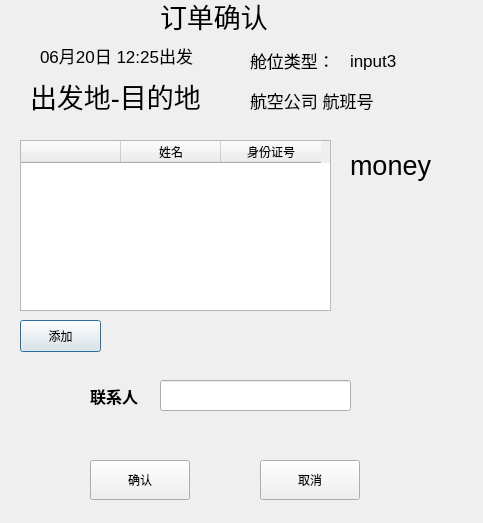
Qt form ui/booking_show.ui (BlueflameLi/Ticket_reservation_system) before a commit.
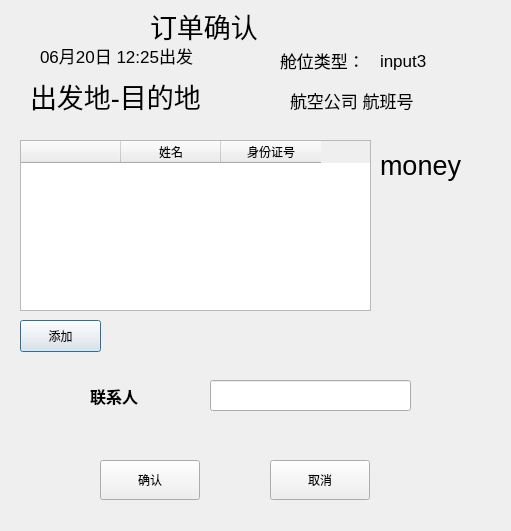
The same form after that commit. Icons and pictures are not drawn.

```diff
--- a/ui/booking_show.ui
+++ b/ui/booking_show.ui
@@ -6,8 +6,8 @@
    <rect>
     <x>0</x>
     <y>0</y>
-    <width>483</width>
-    <height>523</height>
+    <width>511</width>
+    <height>531</height>
    </rect>
   </property>
   <property name="windowTitle">
@@ -16,9 +16,9 @@
   <widget class="QLabel" name="flight_info_label">
    <property name="geometry">
     <rect>
-     <x>250</x>
+     <x>290</x>
      <y>90</y>
-     <width>151</width>
+     <width>171</width>
      <height>21</height>
     </rect>
    </property>
@@ -34,9 +34,9 @@
   <widget class="QLabel" name="label">
    <property name="geometry">
     <rect>
-     <x>160</x>
-     <y>0</y>
-     <width>111</width>
+     <x>150</x>
+     <y>10</y>
+     <width>131</width>
      <height>31</height>
     </rect>
    </property>
@@ -54,7 +54,7 @@
     <rect>
      <x>40</x>
      <y>40</y>
-     <width>181</width>
+     <width>201</width>
      <height>31</height>
     </rect>
    </property>
@@ -70,7 +70,7 @@
   <widget class="QLabel" name="cabin_label">
    <property name="geometry">
     <rect>
-     <x>250</x>
+     <x>280</x>
      <y>50</y>
      <width>91</width>
      <height>21</height>
@@ -88,9 +88,9 @@
   <widget class="QLabel" name="cabin_type_label">
    <property name="geometry">
     <rect>
-     <x>350</x>
+     <x>380</x>
      <y>50</y>
-     <width>71</width>
+     <width>81</width>
      <height>21</height>
     </rect>
    </property>
@@ -108,7 +108,7 @@
     <rect>
      <x>30</x>
      <y>80</y>
-     <width>191</width>
+     <width>221</width>
      <height>31</height>
     </rect>
    </property>
@@ -526,7 +526,7 @@
   <widget class="QPushButton" name="yes_pushButton">
    <property name="geometry">
     <rect>
-     <x>90</x>
+     <x>100</x>
      <y>460</y>
      <width>100</width>
      <height>40</height>
@@ -928,7 +928,7 @@
   <widget class="QLabel" name="pay_label">
    <property name="geometry">
     <rect>
-     <x>350</x>
+     <x>380</x>
      <y>150</y>
      <width>121</width>
      <height>31</height>
@@ -946,7 +946,7 @@
   <widget class="QPushButton" name="no_pushButton">
    <property name="geometry">
     <rect>
-     <x>260</x>
+     <x>270</x>
      <y>460</y>
      <width>100</width>
      <height>40</height>
@@ -1758,9 +1758,9 @@
   <widget class="QLineEdit" name="tel_num_lineEdit">
    <property name="geometry">
     <rect>
-     <x>160</x>
+     <x>210</x>
      <y>380</y>
-     <width>191</width>
+     <width>201</width>
      <height>31</height>
     </rect>
    </property>
@@ -2162,7 +2162,7 @@
     <rect>
      <x>20</x>
      <y>140</y>
-     <width>311</width>
+     <width>351</width>
      <height>171</height>
     </rect>
    </property>
```
